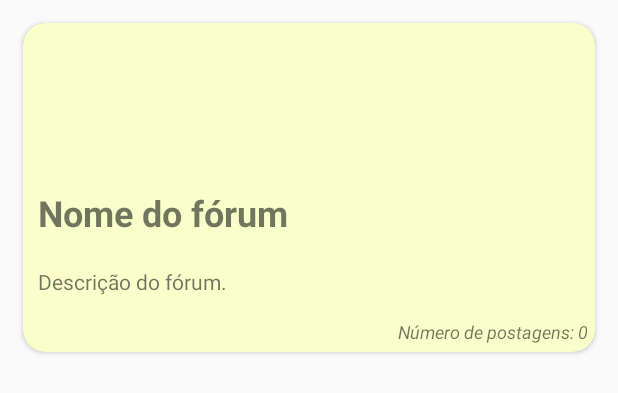
After one commit to yagodorea/appdcedausp, an Android app: the layout forum_fragment.xml on its own in the app's theme, with its tools: preview values and no code run, on a phone screen of 412 x 824 dp. The commit adds this screen. Shown: the top 393 px of the screen. Run offline under Robolectric (Android 15) with nearby library versions, the phone set to English and light mode, and no system bars.

Commit message:
Criada atividade de seleção do tipo de Fórum. Atividades agora tem estilo fullscreen (oba!). Adicionada função de mostrar imagem inteira ao clicar nela, no post. Ela é mostrada como um DialogFragment Modelo de DB modificado. Agora é:  "appdcedausp"->CampusID*->ForumID*->(attrs)+"posts"->postDate*->(attrs). MakePost incrementa variável de número de posts de cara fórum, de cada campus. Fórum ainda precisa ser adicionado na mão.

```diff
--- a/app/src/main/java/com/example/appdcedausp/ui/MainActivity.java
+++ b/app/src/main/java/com/example/appdcedausp/ui/MainActivity.java
@@ -229,7 +229,7 @@ public class MainActivity extends AppCompatActivity {
             public void onClick(View v) {
                 v.startAnimation(animAlpha);
 
-                Intent intent = new Intent(MainActivity.this,SimpleBlogActivity.class);
+                Intent intent = new Intent(MainActivity.this,ForumActivity.class);
                 startActivity(intent);
             }
         });
--- /dev/null
+++ b/app/src/main/res/layout/forum_fragment.xml
@@ -0,0 +1,49 @@
+<?xml version="1.0" encoding="utf-8"?>
+<android.support.v7.widget.CardView
+    xmlns:android="http://schemas.android.com/apk/res/android"
+    android:layout_width="match_parent"
+    android:layout_height="wrap_content"
+    xmlns:app="http://schemas.android.com/apk/res-auto"
+    android:layout_margin="15dp"
+    app:cardBackgroundColor="@color/creme"
+    app:cardCornerRadius="15dp">
+
+    <LinearLayout
+        android:layout_width="match_parent"
+        android:layout_height="wrap_content"
+        android:orientation="vertical">
+
+        <ImageView
+            android:layout_width="match_parent"
+            android:layout_height="100dp"
+            android:id="@+id/forum_image"/>
+
+        <TextView
+            android:id="@+id/forum_name"
+            android:layout_width="match_parent"
+            android:layout_height="wrap_content"
+            android:padding="10dp"
+            android:text="Nome do fórum"
+            android:textSize="24sp"
+            android:textStyle="bold" />
+
+        <TextView
+            android:layout_width="match_parent"
+            android:layout_height="wrap_content"
+            android:id="@+id/forum_description"
+            android:text="Descrição do fórum."
+            android:padding="10dp"/>
+
+        <TextView
+            android:layout_width="match_parent"
+            android:layout_height="wrap_content"
+            android:textAlignment="viewEnd"
+            android:id="@+id/forum_posts"
+            android:text="Número de postagens: 0"
+            android:textStyle="italic"
+            android:padding="5dp"
+            android:textSize="12sp"/>
+
+    </LinearLayout>
+
+</android.support.v7.widget.CardView>
--- a/app/src/main/res/values/styles.xml
+++ b/app/src/main/res/values/styles.xml
@@ -13,6 +13,13 @@
         <item name="windowNoTitle">true</item>
     </style>
 
+    <style name="AppTheme.NoActionBar.Fullscreen">
+        <item name="windowActionBar">false</item>
+        <item name="windowNoTitle">true</item>
+        <item name="android:windowFullscreen">true</item>
+        <item name="android:windowContentOverlay">@null</item>
+    </style>
+
     <style name="AppTheme.AppBarOverlay" parent="ThemeOverlay.AppCompat.Dark.ActionBar" />
 
     <style name="AppTheme.PopupOverlay" parent="ThemeOverlay.AppCompat.Light" />
```
Also changed, not shown: app/src/main/AndroidManifest.xml (+12 -14 lines), app/src/main/java/com/example/appdcedausp/ui/ForumActivity.java (added, +121 -0 lines), app/src/main/java/com/example/appdcedausp/ui/MakePostActivity.java (+23 -1 lines), app/src/main/java/com/example/appdcedausp/ui/PostActivity.java (+80 -3 lines), app/src/main/java/com/example/appdcedausp/ui/SimpleBlogActivity.java (+31 -6 lines), app/src/main/java/com/example/appdcedausp/utils/Forum.java (added, +33 -0 lines), app/src/main/java/com/example/appdcedausp/utils/PostFragment.java (deleted, +0 -99 lines), app/src/main/res/layout/dialog_image.xml (added, +13 -0 lines), app/src/main/res/layout/forum_activity.xml (added, +15 -0 lines), app/src/main/res/layout/post_activity.xml (+6 -4 lines), 18 other files.
